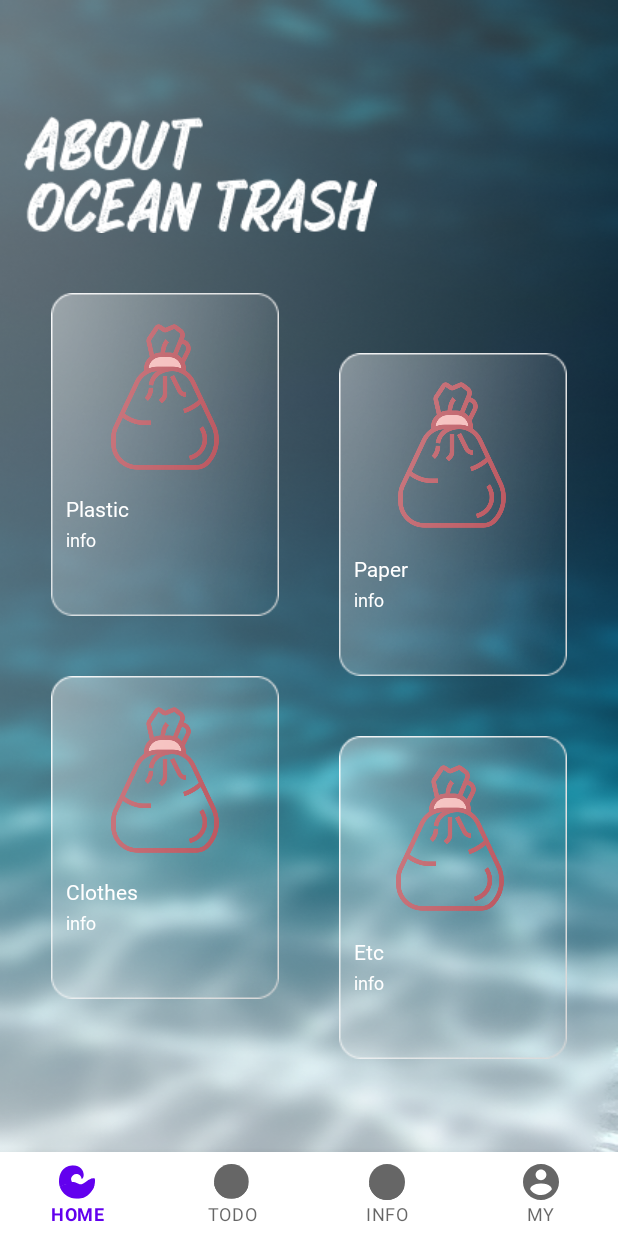
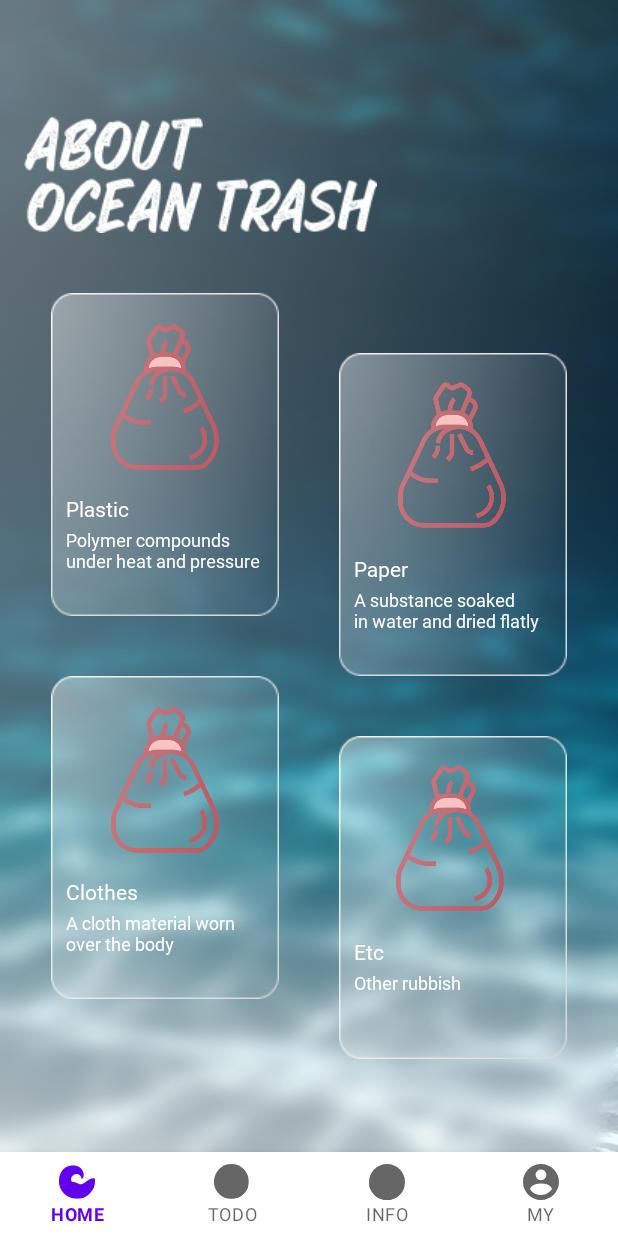
Before and after one commit to OceanNic-London/OceanNic, an Android app: the screen it shows after launch once a user with an empty profile is signed in (MainActivity), on a phone screen of 412 x 824 dp. Run offline under Robolectric (Android 15) with nearby library versions, the phone set to English and light mode, and no system bars; our stand-ins replace Firebase (no records; nobody signed in at launch, a user with empty details on screens opened directly); libraries missing offline, so code that uses them is left out: com.facebook, com.facebook.appevents, com.facebook.login; 3 statements that could not run were skipped.

Commit message:
info 추가

```diff
--- a/app/src/main/res/layout/fragment_category.xml
+++ b/app/src/main/res/layout/fragment_category.xml
@@ -51,7 +51,7 @@
                 android:fontFamily="@font/pretendard_regular"
                 android:textSize="12sp"
                 android:textColor="@color/white"
-                android:text="info"/>
+                android:text="Polymer compounds\nunder heat and pressure"/>
         </FrameLayout>
         <FrameLayout
             android:id="@+id/layout_2"
@@ -87,7 +87,7 @@
                 android:textSize="12sp"
                 android:fontFamily="@font/pretendard_regular"
                 android:textColor="@color/white"
-                android:text="info"/>
+                android:text="A substance soaked\nin water and dried flatly"/>
         </FrameLayout>
     </LinearLayout>
     <LinearLayout
@@ -130,7 +130,7 @@
                     android:textSize="12sp"
                     android:fontFamily="@font/pretendard_regular"
                     android:textColor="@color/white"
-                    android:text="info"/>
+                    android:text="A cloth material worn\nover the body"/>
             </FrameLayout>
         </FrameLayout>
         <FrameLayout
@@ -167,7 +167,7 @@
                 android:textSize="12sp"
                 android:textColor="@color/white"
                 android:fontFamily="@font/pretendard_regular"
-                android:text="info"/>
+                android:text="Other rubbish"/>
         </FrameLayout>
     </LinearLayout>
 
```
